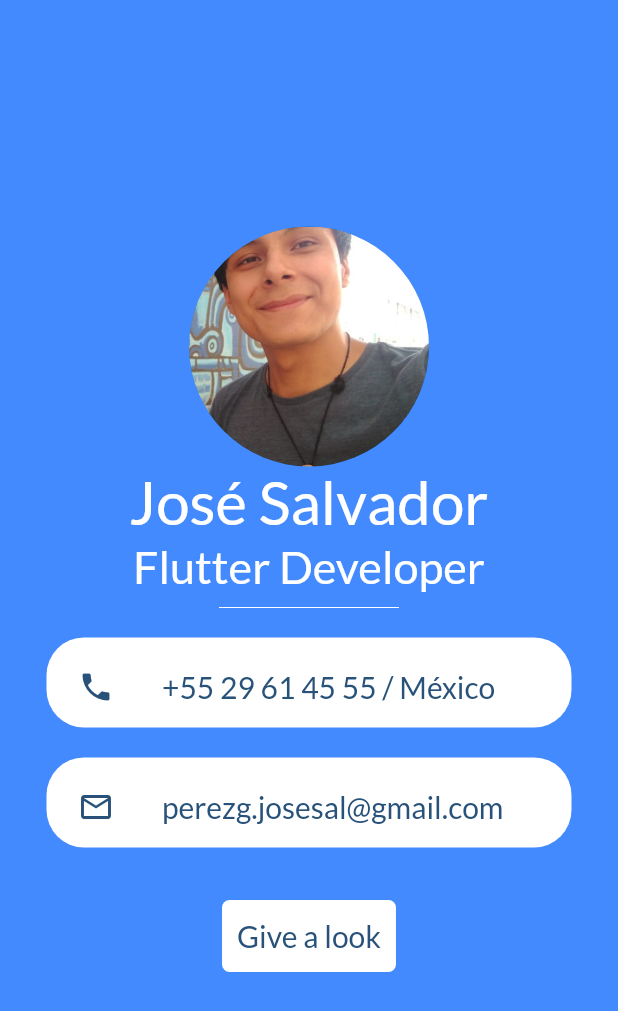
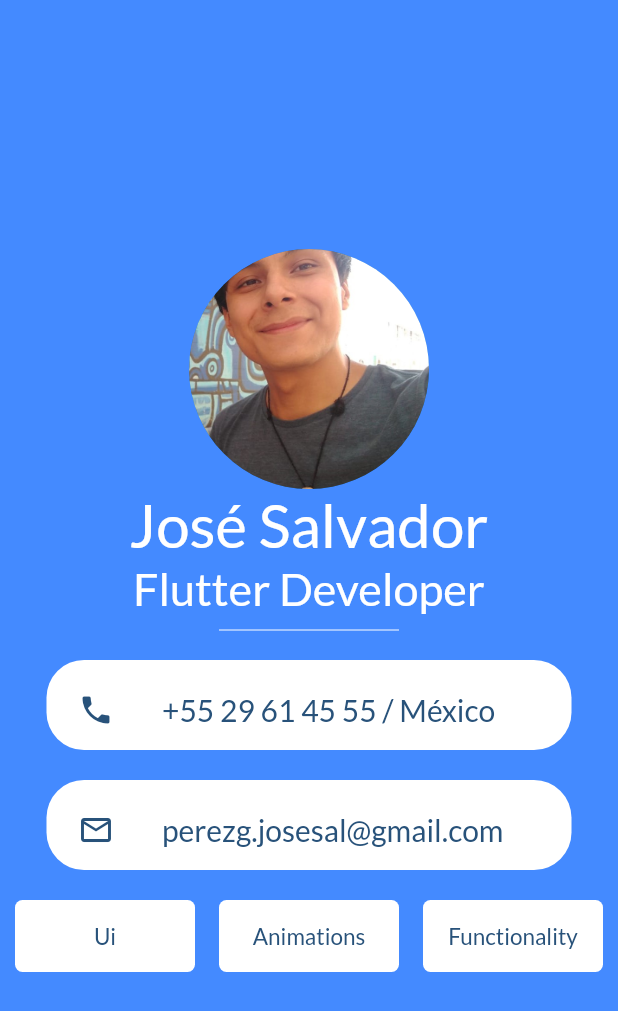
Before and after one commit to Erefor/my_web_page, a Flutter app: the screen it shows after launch, on a phone screen of 412 x 824 dp. Shown: the top 1011 px of the screen. Run offline on Flutter 3.47's test engine with Material 2 defaults, Android fonts, the phone set to English and light mode, and no system bars; our stand-ins replace animate_do, google_fonts.

Commit message:
Pages added, responsive ok

```diff
--- a/lib/HomePage.dart
+++ b/lib/Pages/HomePage.dart
@@ -52,7 +52,15 @@ class HomePage extends StatelessWidget {
             ),
             FadeInRight(delay: Duration(seconds: 5),child: CustomCard('+55 29 61 45 55 / México', Icons.phone,)),
             FadeInRight(delay: Duration(seconds: 6),child: CustomCard('perezg.josesal@gmail.com', Icons.email_outlined)),
-            BounceInDown(delay: Duration(seconds: 7),child: OtroBoton())
+            Row(
+              mainAxisAlignment: MainAxisAlignment.center,
+              children: <Widget>[
+                BounceInDown(delay: Duration(seconds: 7),child: OtroBoton(text: 'Ui',route: 'uiPages',)),
+                BounceInDown(delay: Duration(seconds: 7),child: OtroBoton(text: 'Animations',)),
+                BounceInDown(delay: Duration(seconds: 7),child: OtroBoton(text: 'Functionality',))
+              ],
+            )
+
           ],
         ),
       ),
--- /dev/null
+++ b/lib/Pages/UiPage.dart
@@ -0,0 +1,11 @@
+import 'package:flutter/material.dart';
+class UiPage extends StatelessWidget {
+  @override
+  Widget build(BuildContext context) {
+    return Scaffold(
+      body: Center(
+        child: Text('Hola'),
+      ),
+    );
+  }
+}
--- a/lib/Widgets/Buttons.dart
+++ b/lib/Widgets/Buttons.dart
@@ -1,22 +1,27 @@
 import 'package:flutter/material.dart';
 import 'package:google_fonts/google_fonts.dart';
 class OtroBoton extends StatelessWidget {
+  final String text;
+  final String route;
+  OtroBoton({this.text ='', this.route = ''});
   @override
   Widget build(BuildContext context) {
+    final _screenInfo = MediaQuery.of(context).size;
     return Container(
+      width: _screenInfo.width < 500 ? 120 : 130,
       decoration: BoxDecoration(
         color: Colors.white,
         borderRadius: BorderRadius.circular(5),
       ),
-      margin: EdgeInsetsDirectional.all(25),
+      margin: EdgeInsets.symmetric(horizontal: 8, vertical: 10),
       child: RawMaterialButton(
         padding: EdgeInsetsDirectional.all(10),
         onPressed: (){
-          print('Works');
+          Navigator.pushNamed(context, route);
         },
-        child: Text('Give a look', style: GoogleFonts.lato(
+        child: Text(text, style: GoogleFonts.lato(
           color: Color(0xff28527a),
-          fontSize: 20,
+          fontSize: _screenInfo.width < 500 ? 15 : 20,
         )),
       ),
     );
--- a/lib/main.dart
+++ b/lib/main.dart
@@ -1,6 +1,7 @@
 import 'package:flutter/material.dart';
 
-import 'package:my_web_page/HomePage.dart';
+import 'package:my_web_page/Pages/HomePage.dart';
+import 'package:my_web_page/Pages/UiPage.dart';
 
 
 
@@ -11,7 +12,11 @@ class MyApp extends StatelessWidget {
   Widget build(BuildContext context) {
     return MaterialApp(
       debugShowCheckedModeBanner: false,
-      home: HomePage(),
+      initialRoute: '/',
+      routes: {
+        '/' : (BuildContext context)=> HomePage(),
+        'uiPages' : (BuildContext context)=> UiPage(),
+      },
     );
   }
 }
```
